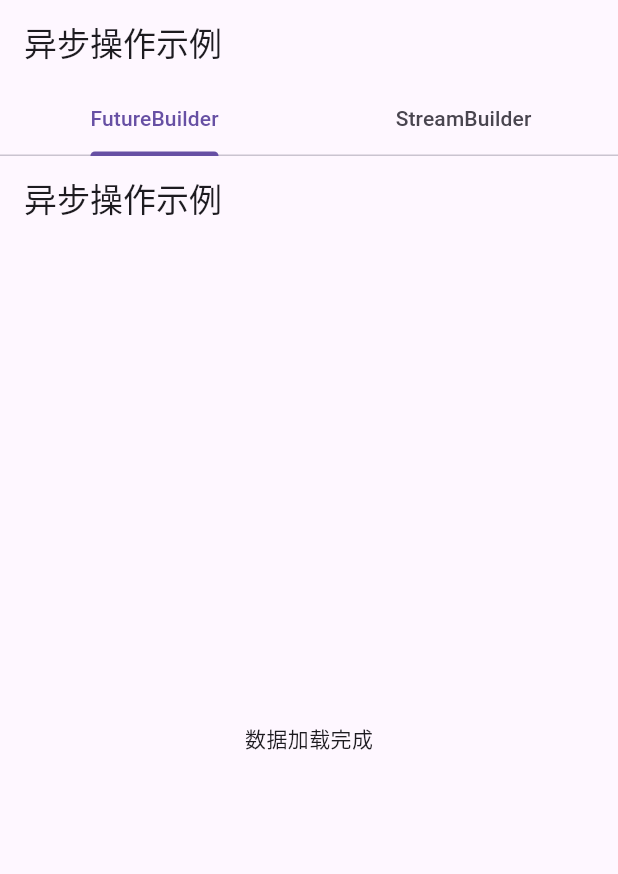
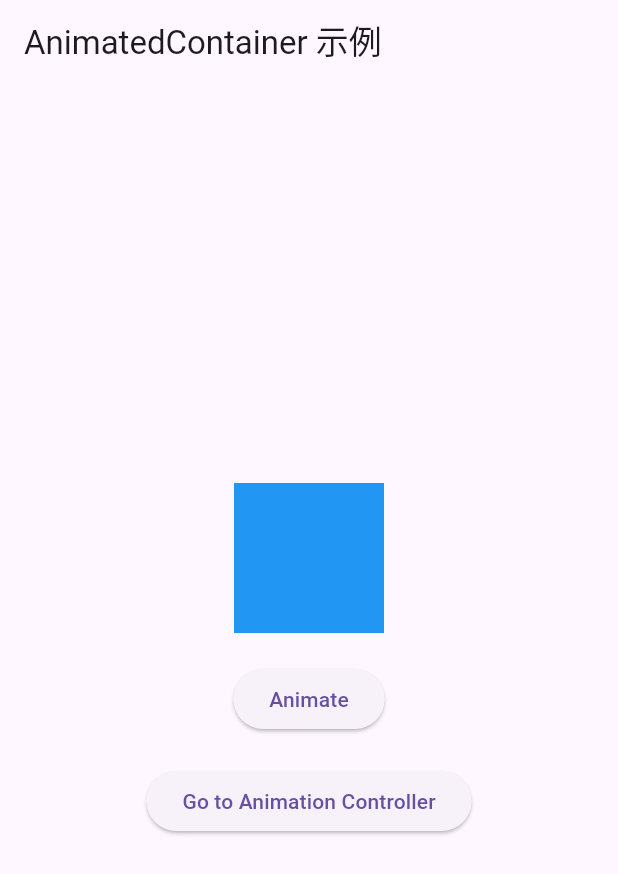
Before and after one commit to samniu/Flutter-Basic, a Flutter app: the screen it shows after launch, on a phone screen of 412 x 824 dp. Shown: the top 874 px of the screen. Run offline on Flutter 3.47's test engine with Material 3 defaults, Android fonts, the phone set to English and light mode, and no system bars.

Commit message:
AnimatedContainer and AnimationController

```diff
--- /dev/null
+++ b/lib/Animation/animated_container_page.dart
@@ -0,0 +1,53 @@
+import 'package:flutter/material.dart';
+
+class AnimatedContainerPage extends StatefulWidget {
+  @override
+  _AnimatedContainerPageState createState() => _AnimatedContainerPageState();
+}
+
+class _AnimatedContainerPageState extends State<AnimatedContainerPage> {
+  double _width = 100;
+  double _height = 100;
+  Color _color = Colors.blue;
+
+  void _animateContainer() {
+    setState(() {
+      _width = _width == 100 ? 200 : 100;
+      _height = _height == 100 ? 200 : 100;
+      _color = _color == Colors.blue ? Colors.red : Colors.blue;
+    });
+  }
+
+  @override
+  Widget build(BuildContext context) {
+    return Scaffold(
+      appBar: AppBar(title: Text('AnimatedContainer 示例')),
+      body: Center(
+        child: Column(
+          mainAxisAlignment: MainAxisAlignment.center,
+          children: [
+            AnimatedContainer(
+              duration: Duration(seconds: 1),
+              width: _width,
+              height: _height,
+              color: _color,
+              curve: Curves.easeInOut,
+            ),
+            SizedBox(height: 20),
+            ElevatedButton(
+              onPressed: _animateContainer,
+              child: Text('Animate'),
+            ),
+            SizedBox(height: 20),
+            ElevatedButton(
+              onPressed: () {
+                Navigator.pushNamed(context, '/animationController');
+              },
+              child: Text('Go to Animation Controller'),
+            ),
+          ],
+        ),
+      ),
+    );
+  }
+}
--- /dev/null
+++ b/lib/Animation/animation_controller_page.dart
@@ -0,0 +1,47 @@
+import 'package:flutter/material.dart';
+
+class AnimationControllerPage extends StatefulWidget {
+  @override
+  _AnimationControllerPageState createState() => _AnimationControllerPageState();
+}
+
+class _AnimationControllerPageState extends State<AnimationControllerPage> with SingleTickerProviderStateMixin {
+  late AnimationController _controller;
+  late Animation<double> _animation;
+
+  @override
+  void initState() {
+    super.initState();
+    _controller = AnimationController(
+      vsync: this,
+      duration: Duration(seconds: 2),
+    )..repeat(reverse: true);
+
+    _animation = Tween<double>(begin: 50, end: 200).animate(_controller);
+  }
+
+  @override
+  void dispose() {
+    _controller.dispose();
+    super.dispose();
+  }
+
+  @override
+  Widget build(BuildContext context) {
+    return Scaffold(
+      appBar: AppBar(title: Text('AnimationController 示例')),
+      body: Center(
+        child: AnimatedBuilder(
+          animation: _animation,
+          builder: (context, child) {
+            return Container(
+              width: _animation.value,
+              height: _animation.value,
+              color: Colors.blue,
+            );
+          },
+        ),
+      ),
+    );
+  }
+}
--- a/lib/Future and Stream/future_builder_page.dart
+++ b/lib/Future and Stream/future_builder_page.dart
@@ -2,6 +2,8 @@ import 'package:flutter/material.dart';
 import 'async_operations.dart'; // 导入功能代码文件
 
 class FutureBuilderPage extends StatelessWidget {
+  const FutureBuilderPage({super.key});
+
   @override
   Widget build(BuildContext context) {
     return Scaffold(
--- a/lib/Future and Stream/home.dart
+++ b/lib/Future and Stream/home.dart
@@ -3,6 +3,8 @@ import 'future_builder_page.dart';
 import 'my_stream_page.dart';
 
 class HomePage extends StatelessWidget {
+  const HomePage({super.key});
+
   @override
   Widget build(BuildContext context) {
     return DefaultTabController(
--- a/lib/Future and Stream/my_stream_page.dart
+++ b/lib/Future and Stream/my_stream_page.dart
@@ -2,6 +2,8 @@ import 'package:flutter/material.dart';
 import 'async_operations.dart'; // 导入功能代码文件
 
 class MyStreamPage extends StatelessWidget {
+  const MyStreamPage({super.key});
+
   @override
   Widget build(BuildContext context) {
     return Scaffold(
--- a/lib/Navigation and Routing/app_routes.dart
+++ b/lib/Navigation and Routing/app_routes.dart
@@ -1,18 +1,23 @@
 import 'package:flutter/material.dart';
-import 'first_page.dart'; // 导入 HomePage 文件
-import 'second_page.dart'; // 导入 SecondPage 文件
+// import 'first_page.dart'; // 导入 HomePage 文件
+// import 'second_page.dart'; // 导入 SecondPage 文件
+import '../Animation/animated_container_page.dart'; // AnimatedContainer 示例页面
+import '../Animation/animation_controller_page.dart'; // AnimationController 示例页面
 
 class AppRoutes {
   // 返回路由配置
   static Map<String, WidgetBuilder> getRoutes() {
     return {
-      '/': (context) => HomePage(),
-      '/second': (context) => SecondPage(data: 'Hello from HomePage!'),
+      // '/': (context) => HomePage(),
+      // '/second': (context) => SecondPage(data: 'Hello from HomePage!'),
+      '/animatedContainer': (context) => AnimatedContainerPage(),
+      '/animationController': (context) => AnimationControllerPage(),
     };
   }
 
   // 返回 initialRoute 配置
   static String getInitialRoute() {
-    return '/';
+    // return '/';
+    return '/animatedContainer'; // 设定动画页面为初始页面
   }
 }
--- a/lib/main.dart
+++ b/lib/main.dart
@@ -3,9 +3,9 @@ import 'package:flutter/material.dart';
 // import 'package:flutter_basic/home.dart';
 // import 'widgets/home.dart';
 // import 'counter_screen.dart';
-// import 'Navigation and Routing/app_routes.dart';
+import 'Navigation and Routing/app_routes.dart';
 // import 'form/form_home.dart';
-import 'Future and Stream/home.dart';
+// import 'Future and Stream/home.dart';
 
 void main() {
   runApp(const MainApp());
@@ -18,9 +18,9 @@ class MainApp extends StatelessWidget {
   Widget build(BuildContext context) {
     return MaterialApp(
       title: 'Flutter Basic',
-      // initialRoute: AppRoutes.getInitialRoute(), // 使用 AppRoutes 中的 initialRoute
-      // routes: AppRoutes.getRoutes(), // 使用 AppRoutes 中的 routes 配置
-      home: HomePage(),
+      initialRoute: AppRoutes.getInitialRoute(), // 使用 AppRoutes 中的 initialRoute
+      routes: AppRoutes.getRoutes(), // 使用 AppRoutes 中的 routes 配置
+      // home: HomePage(),
     );
   }
 }
```
Also changed, not shown: 3 other files.
